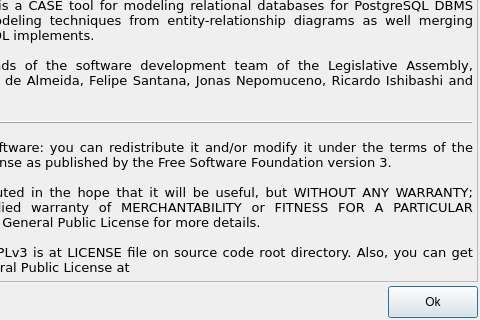
This is libpgmodeler_ui/ui/formsobre.ui in pgmodeler/pgmodeler as Qt 5 draws it before an edit; both pictures show x 165 to 645 and y 200 to 520 of the 645 by 520 pixel window. The edited form follows.
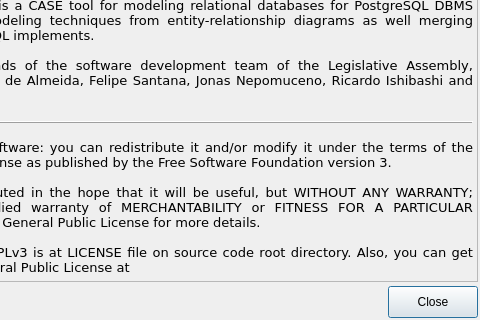
This is the edited form. Icons and pictures are not drawn.

```diff
--- a/libpgmodeler_ui/ui/formsobre.ui
+++ b/libpgmodeler_ui/ui/formsobre.ui
@@ -75,7 +75,7 @@
         </size>
        </property>
        <property name="text">
-        <string>Ok</string>
+        <string>Close</string>
        </property>
        <property name="icon">
         <iconset resource="../res/resources.qrc">
```
Left out of the diff: 2 changed lines with no effect on the pictures.
